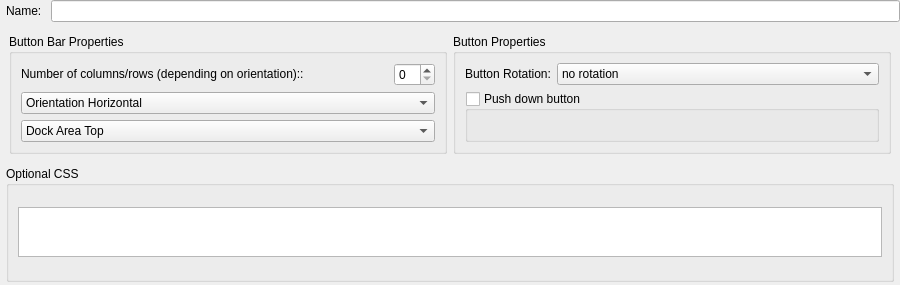
Above: src/ui/actions_main_area.ui from Mudlet/Mudlet before the change. Below: the same form after it.
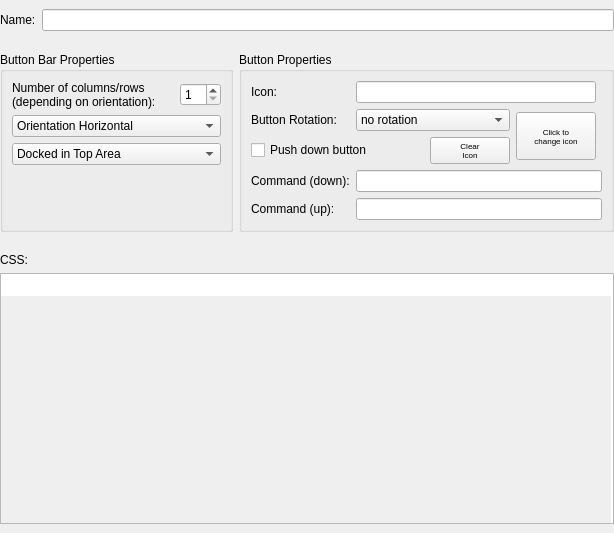
That is the form after the change. Icons and pictures are not drawn.

Commit message: Restore entry fields for command (down and up if the button is a push down one) to "Buttons" area of editor.

```diff
--- a/src/ui/actions_main_area.ui
+++ b/src/ui/actions_main_area.ui
@@ -6,8 +6,8 @@
    <rect>
     <x>0</x>
     <y>0</y>
-    <width>900</width>
-    <height>285</height>
+    <width>614</width>
+    <height>533</height>
    </rect>
   </property>
   <property name="sizePolicy">
@@ -25,37 +25,37 @@
   <property name="windowTitle">
    <string>Form</string>
   </property>
-  <layout class="QVBoxLayout" name="verticalLayout_2">
+  <layout class="QVBoxLayout" name="verticalLayout_2" stretch="0,0,1">
    <property name="spacing">
     <number>3</number>
    </property>
    <property name="margin">
     <number>0</number>
    </property>
-   <item>
-    <widget class="QWidget" name="widget" native="true">
+   <property name="topMargin">
+    <number>0</number>
+   </property>
+   <property name="rightMargin">
+    <number>0</number>
+   </property>
+   <property name="bottomMargin">
+    <number>0</number>
+   </property>
+   <item alignment="Qt::AlignTop">
+    <widget class="QWidget" name="widget_top" native="true">
      <property name="sizePolicy">
       <sizepolicy hsizetype="Expanding" vsizetype="Fixed">
        <horstretch>0</horstretch>
        <verstretch>0</verstretch>
       </sizepolicy>
      </property>
-     <layout class="QHBoxLayout" name="horizontalLayout_2">
-      <property name="spacing">
-       <number>9</number>
-      </property>
+     <layout class="QHBoxLayout" name="horizontalLayout_2" stretch="0,1">
       <property name="leftMargin">
-       <number>6</number>
-      </property>
-      <property name="topMargin">
        <number>0</number>
       </property>
       <property name="rightMargin">
        <number>0</number>
       </property>
-      <property name="bottomMargin">
-       <number>0</number>
-      </property>
       <item>
        <widget class="QLabel" name="label_action_name">
         <property name="text">
@@ -64,7 +64,11 @@
        </widget>
       </item>
       <item>
-       <widget class="QLineEdit" name="lineEdit_action_name"/>
+       <widget class="QLineEdit" name="lineEdit_action_name">
+        <property name="toolTip">
+         <string>&lt;html&gt;&lt;head/&gt;&lt;body&gt;&lt;p&gt;This text should have been replaced by code in dlgTriggerEditor::slot_action_selected()!&lt;/p&gt;&lt;/body&gt;&lt;/html&gt;</string>
+        </property>
+       </widget>
       </item>
      </layout>
     </widget>
@@ -78,6 +82,12 @@
       </sizepolicy>
      </property>
      <layout class="QHBoxLayout" name="horizontalLayout_6">
+      <property name="leftMargin">
+       <number>0</number>
+      </property>
+      <property name="rightMargin">
+       <number>0</number>
+      </property>
       <item>
        <widget class="QGroupBox" name="groupBox_toolBar">
         <property name="sizePolicy">
@@ -101,6 +111,9 @@
         <property name="title">
          <string>Button Bar Properties</string>
         </property>
+        <property name="alignment">
+         <set>Qt::AlignLeading|Qt::AlignLeft|Qt::AlignTop</set>
+        </property>
         <layout class="QGridLayout" name="gridLayout">
          <item row="0" column="0">
           <widget class="QLabel" name="label_action_name_6">
@@ -111,10 +124,24 @@
             </sizepolicy>
            </property>
            <property name="text">
-            <string>Number of columns/rows (depending on orientation)::</string>
+            <string>Number of columns/rows
+(depending on orientation):</string>
            </property>
            <property name="buddy">
-            <cstring>buttonColumns</cstring>
+            <cstring>spinBox_buttonColumns</cstring>
+           </property>
+          </widget>
+         </item>
+         <item row="0" column="1">
+          <widget class="QSpinBox" name="spinBox_buttonColumns">
+           <property name="toolTip">
+            <string>&lt;html&gt;&lt;head/&gt;&lt;body&gt;&lt;p&gt;Each &lt;i&gt;button&lt;/i&gt; or &lt;i&gt;menu&lt;/i&gt; item on this toolbar is placed in sequence into one of the given number of rows or columns with no gaps.&lt;/p&gt;&lt;/body&gt;&lt;/html&gt;</string>
+           </property>
+           <property name="minimum">
+            <number>1</number>
+           </property>
+           <property name="value">
+            <number>1</number>
            </property>
           </widget>
          </item>
@@ -148,7 +175,7 @@
            </property>
            <item>
             <property name="text">
-             <string>Dock Area Top</string>
+             <string>Docked in Top Area</string>
             </property>
            </item>
            <item>
@@ -168,8 +195,18 @@
            </item>
           </widget>
          </item>
-         <item row="0" column="1">
-          <widget class="QSpinBox" name="buttonColumns"/>
+         <item row="3" column="0" colspan="2">
+          <spacer name="verticalSpacer_barProperties">
+           <property name="orientation">
+            <enum>Qt::Vertical</enum>
+           </property>
+           <property name="sizeHint" stdset="0">
+            <size>
+             <width>20</width>
+             <height>0</height>
+            </size>
+           </property>
+          </spacer>
          </item>
         </layout>
        </widget>
@@ -191,16 +228,48 @@
         <property name="title">
          <string>Button Properties</string>
         </property>
-        <layout class="QGridLayout" name="gridLayout_3">
+        <layout class="QGridLayout" name="gridLayout_2" columnstretch="0,0,0,0,0,0">
          <item row="0" column="0">
-          <widget class="QLabel" name="label_action_name_5">
+          <widget class="QLabel" name="label_action_icon">
+           <property name="text">
+            <string>Icon:</string>
+           </property>
+          </widget>
+         </item>
+         <item row="0" column="1" colspan="4">
+          <widget class="QLineEdit" name="lineEdit_action_icon">
+           <property name="enabled">
+            <bool>true</bool>
+           </property>
+           <property name="minimumSize">
+            <size>
+             <width>0</width>
+             <height>0</height>
+            </size>
+           </property>
+           <property name="cursor">
+            <cursorShape>ForbiddenCursor</cursorShape>
+           </property>
+           <property name="toolTip">
+            <string>&lt;html&gt;&lt;head/&gt;&lt;body&gt;&lt;p&gt;This displays - but does not allow editing of - the path and file name for an image file that is used as an icon for this button that has been selected using the &lt;i&gt;Click to change icon&lt;/i&gt; button.  Use the &lt;i&gt;Clear Icon&lt;/i&gt; button to remove a file shown here.&lt;/p&gt;&lt;p&gt;&lt;i&gt;&lt;b&gt;Note:&lt;/b&gt; The entry displayed here may be selected and copied to the clipboard which can then be pasted into the file selection dialogue that the&lt;/i&gt; Click to change icon &lt;i&gt; brings up which means that an entry for one button can be copied to another button if required.&lt;/i&gt;&lt;/p&gt;&lt;/body&gt;&lt;/html&gt;</string>
+           </property>
+           <property name="readOnly">
+            <bool>true</bool>
+           </property>
+           <property name="clearButtonEnabled">
+            <bool>false</bool>
+           </property>
+          </widget>
+         </item>
+         <item row="1" column="0">
+          <widget class="QLabel" name="label_action_button_rotation">
            <property name="text">
             <string>Button Rotation:</string>
            </property>
           </widget>
          </item>
-         <item row="0" column="1">
-          <widget class="QComboBox" name="buttonRotation">
+         <item row="1" column="1" colspan="3">
+          <widget class="QComboBox" name="comboBox_buttonRotation">
            <property name="sizePolicy">
             <sizepolicy hsizetype="Expanding" vsizetype="Fixed">
              <horstretch>0</horstretch>
@@ -224,33 +293,151 @@
            </item>
           </widget>
          </item>
-         <item row="1" column="0" colspan="2">
-          <widget class="QGroupBox" name="checkBox_pushdownbutton">
-           <property name="sizePolicy">
-            <sizepolicy hsizetype="Expanding" vsizetype="Expanding">
-             <horstretch>0</horstretch>
-             <verstretch>0</verstretch>
-            </sizepolicy>
+         <item row="1" column="4" rowspan="2">
+          <widget class="QPushButton" name="pushButton_changeIcon">
+           <property name="minimumSize">
+            <size>
+             <width>80</width>
+             <height>48</height>
+            </size>
            </property>
-           <property name="title">
-            <string>Push down button</string>
+           <property name="font">
+            <font>
+             <pointsize>6</pointsize>
+            </font>
+           </property>
+           <property name="toolTip">
+            <string>&lt;html&gt;&lt;head/&gt;&lt;body&gt;&lt;p&gt;This displays the selected icon for the button or menu. Clicking it will allow a suitable existing image file to be included in the button or menu, images will be scaled down but not up to fit in the available space to the left of the text from the &lt;i&gt;Name:&lt;/i&gt; field.&lt;/p&gt;&lt;p&gt;When clicked a file selection dialogue will be shown which will by default be set to the existing file if there is one or a general location if not.  Using the &lt;i&gt;Cancel&lt;/i&gt; option from the file selector will leave the existing entry unchanged - to clear an existing icon use the seperate &lt;i&gt;Clear icon&lt;/i&gt; button.&lt;/p&gt;&lt;/body&gt;&lt;/html&gt;</string>
+           </property>
+           <property name="text">
+            <string>Click to
+change icon</string>
+           </property>
+           <property name="iconSize">
+            <size>
+             <width>48</width>
+             <height>48</height>
+            </size>
            </property>
            <property name="checkable">
-            <bool>true</bool>
-           </property>
-           <property name="checked">
             <bool>false</bool>
            </property>
-           <layout class="QHBoxLayout" name="horizontalLayout_4">
-            <property name="spacing">
-             <number>0</number>
-            </property>
-            <property name="margin">
-             <number>0</number>
-            </property>
-           </layout>
           </widget>
          </item>
+         <item row="2" column="0" colspan="2">
+          <widget class="QCheckBox" name="checkBox_pushdownbutton">
+           <property name="sizePolicy">
+            <sizepolicy hsizetype="MinimumExpanding" vsizetype="Fixed">
+             <horstretch>0</horstretch>
+             <verstretch>0</verstretch>
+            </sizepolicy>
+           </property>
+           <property name="toolTip">
+            <string>&lt;html&gt;&lt;head/&gt;&lt;body&gt;&lt;p&gt;If this option is checked for a button then it can be used as a toggle in that it will &amp;quot;stay down&amp;quot; or &amp;quot;switch on&amp;quot; on the first click and then &amp;quot;release&amp;quot; or &amp;quot;switch off&amp;quot; on a second click. The state can be detected &lt;i&gt;&lt;u&gt;in code entered in the script area&lt;/u&gt;&lt;/i&gt; by the use of the &lt;b&gt;&lt;i&gt;getButtonState()&lt;/i&gt;&lt;/b&gt; Lua command which will return &lt;b&gt;&lt;i&gt;1&lt;/i&gt;&lt;/b&gt; if the button is off/up or &lt;b&gt;&lt;i&gt;2&lt;/i&gt;&lt;/b&gt; if it is down/on. Buttons that do not have this option enabled will always return &lt;b&gt;&lt;i&gt;1&lt;/i&gt;&lt;/b&gt; for this command.&lt;/p&gt;&lt;p&gt;Buttons that have this option enabled can send different commands directly to the MUD server for when the button is clicked down and for when it is released and enabling this option will show a second entry box below for the second entry below the first one here.  Buttons that do not have this option set will send the contents of the &lt;i&gt;Command&lt;/i&gt; entry to the MUD Server &lt;i&gt;every&lt;/i&gt; time the button is clicked.&lt;/p&gt;&lt;/body&gt;&lt;/html&gt;</string>
+           </property>
+           <property name="text">
+            <string>Push down button</string>
+           </property>
+          </widget>
+         </item>
+         <item row="2" column="2">
+          <spacer name="horizontalSpacer">
+           <property name="orientation">
+            <enum>Qt::Horizontal</enum>
+           </property>
+           <property name="sizeHint" stdset="0">
+            <size>
+             <width>40</width>
+             <height>20</height>
+            </size>
+           </property>
+          </spacer>
+         </item>
+         <item row="2" column="3">
+          <widget class="QPushButton" name="pushButton_clearIcon">
+           <property name="font">
+            <font>
+             <pointsize>6</pointsize>
+            </font>
+           </property>
+           <property name="toolTip">
+            <string>&lt;html&gt;&lt;head/&gt;&lt;body&gt;&lt;p&gt;This button is only enabled if there is something in the &lt;span style=&quot; font-style:italic;&quot;&gt;Icon:&lt;/span&gt; entry - it will then clear it and remove any existing icon from the button.&lt;/p&gt;&lt;/body&gt;&lt;/html&gt;</string>
+           </property>
+           <property name="text">
+            <string>Clear
+Icon</string>
+           </property>
+           <property name="icon">
+            <iconset resource="../mudlet_alpha.qrc">
+             <normaloff>:/icons/edit-delete.png</normaloff>:/icons/edit-delete.png</iconset>
+           </property>
+          </widget>
+         </item>
+         <item row="3" column="0">
+          <widget class="QLabel" name="label_action_command_down">
+           <property name="text">
+            <string>Command (down):</string>
+           </property>
+          </widget>
+         </item>
+         <item row="3" column="1" colspan="5">
+          <widget class="QLineEdit" name="lineEdit_action_command_down">
+           <property name="enabled">
+            <bool>true</bool>
+           </property>
+           <property name="minimumSize">
+            <size>
+             <width>0</width>
+             <height>0</height>
+            </size>
+           </property>
+           <property name="toolTip">
+            <string>&lt;html&gt;&lt;head/&gt;&lt;body&gt;&lt;p&gt;Enter a plain text command to be send directly to the MUD server when this button is clicked.&lt;/p&gt;&lt;p&gt;A menu does not act in the same way as the action of clicking on it is normally to display the contents of the menu so this will not show should a menu (a button &lt;i&gt;Group&lt;/i&gt; item be selected).&lt;/p&gt;&lt;p&gt;If this is a button that has been set as a &lt;i&gt;push-down button&lt;/i&gt; then what is entered here is sent on the &lt;b&gt;first&lt;/b&gt; press of the button, i.e. going from the &lt;b&gt;off to on&lt;/b&gt; state - in this case a second entry box is enabled and what is entered in &lt;i&gt;that one&lt;/i&gt; is send when the button is clicked a second time to go from the &lt;b&gt;on to off&lt;/b&gt; state.&lt;/p&gt;&lt;/body&gt;&lt;/html&gt;</string>
+           </property>
+           <property name="clearButtonEnabled">
+            <bool>true</bool>
+           </property>
+          </widget>
+         </item>
+         <item row="4" column="0">
+          <widget class="QLabel" name="label_action_command_up">
+           <property name="text">
+            <string>Command (up):</string>
+           </property>
+          </widget>
+         </item>
+         <item row="4" column="1" colspan="5">
+          <widget class="QLineEdit" name="lineEdit_action_command_up">
+           <property name="enabled">
+            <bool>true</bool>
+           </property>
+           <property name="minimumSize">
+            <size>
+             <width>0</width>
+             <height>0</height>
+            </size>
+           </property>
+           <property name="toolTip">
+            <string>&lt;html&gt;&lt;head/&gt;&lt;body&gt;&lt;p&gt;If this is a button that has been set as a &lt;i&gt;push-down button&lt;/i&gt; then what is entered here is sent on the &lt;b&gt;second&lt;/b&gt; press of the button, i.e. going from the &lt;b&gt;on to off&lt;/b&gt; state - in this case the other entry box is only sent every other click as the button goes from the &lt;b&gt;off to on&lt;/b&gt; state.&lt;/p&gt;&lt;/body&gt;&lt;/html&gt;</string>
+           </property>
+           <property name="clearButtonEnabled">
+            <bool>true</bool>
+           </property>
+          </widget>
+         </item>
+         <item row="5" column="1">
+          <spacer name="verticalSpacer_buttonProperties">
+           <property name="orientation">
+            <enum>Qt::Vertical</enum>
+           </property>
+           <property name="sizeHint" stdset="0">
+            <size>
+             <width>20</width>
+             <height>0</height>
+            </size>
+           </property>
+          </spacer>
+         </item>
         </layout>
        </widget>
       </item>
@@ -265,78 +452,48 @@
        <verstretch>0</verstretch>
       </sizepolicy>
      </property>
-     <layout class="QHBoxLayout" name="horizontalLayout_3">
+     <layout class="QVBoxLayout" name="verticalLayout" stretch="0,1">
       <property name="leftMargin">
-       <number>6</number>
-      </property>
-      <property name="topMargin">
        <number>0</number>
       </property>
       <property name="rightMargin">
-       <number>6</number>
-      </property>
-      <property name="bottomMargin">
        <number>0</number>
       </property>
       <item>
-       <widget class="QGroupBox" name="groupBox">
+       <widget class="QLabel" name="label_css">
+        <property name="text">
+         <string>CSS:</string>
+        </property>
+       </widget>
+      </item>
+      <item>
+       <widget class="QPlainTextEdit" name="css">
         <property name="sizePolicy">
-         <sizepolicy hsizetype="Expanding" vsizetype="MinimumExpanding">
+         <sizepolicy hsizetype="Expanding" vsizetype="Preferred">
           <horstretch>0</horstretch>
           <verstretch>0</verstretch>
          </sizepolicy>
         </property>
-        <property name="title">
-         <string>Optional CSS</string>
+        <property name="font">
+         <font>
+          <family>Bitstream Vera Sans Mono</family>
+          <pointsize>8</pointsize>
+         </font>
         </property>
-        <layout class="QVBoxLayout" name="verticalLayout">
-         <item>
-          <widget class="QPlainTextEdit" name="css">
-           <property name="sizePolicy">
-            <sizepolicy hsizetype="Expanding" vsizetype="Fixed">
-             <horstretch>0</horstretch>
-             <verstretch>0</verstretch>
-            </sizepolicy>
-           </property>
-           <property name="maximumSize">
-            <size>
-             <width>16777215</width>
-             <height>50</height>
-            </size>
-           </property>
-           <property name="font">
-            <font>
-             <family>Bitstream Vera Sans Mono</family>
-             <pointsize>8</pointsize>
-            </font>
-           </property>
-           <property name="tabChangesFocus">
-            <bool>false</bool>
-           </property>
-           <property name="backgroundVisible">
-            <bool>false</bool>
-           </property>
-          </widget>
-         </item>
-        </layout>
+        <property name="toolTip">
+         <string>&lt;html&gt;&lt;head/&gt;&lt;body&gt;&lt;p&gt;Use Qt style sheet formatting code here to modify the appearence of &lt;b&gt;this&lt;/b&gt; item.&lt;/p&gt;&lt;p&gt;For more information on this please refer to documentation provided by &lt;a href='http://doc.qt.io/qt-4.8/stylesheet-syntax.html'&gt;Qt&lt;/a&gt; or refer to the Mudlet Wiki.&lt;/body&gt;&lt;/html&gt;</string>
+        </property>
+        <property name="tabChangesFocus">
+         <bool>false</bool>
+        </property>
+        <property name="backgroundVisible">
+         <bool>true</bool>
+        </property>
        </widget>
       </item>
      </layout>
     </widget>
    </item>
-   <item>
-    <widget class="QLineEdit" name="lineEdit_action_icon">
-     <property name="enabled">
-      <bool>false</bool>
-     </property>
-     <property name="maximumSize">
-      <size>
-       <width>0</width>
-       <height>0</height>
-      </size>
-     </property>
-    </widget>
-   </item>
   </layout>
   <zorder>lineEdit_action_icon</zorder>
   <zorder>widget</zorder>
```
Left out of the diff: 31 changed lines with no effect on the pictures. The commit also changes 5 other files.
